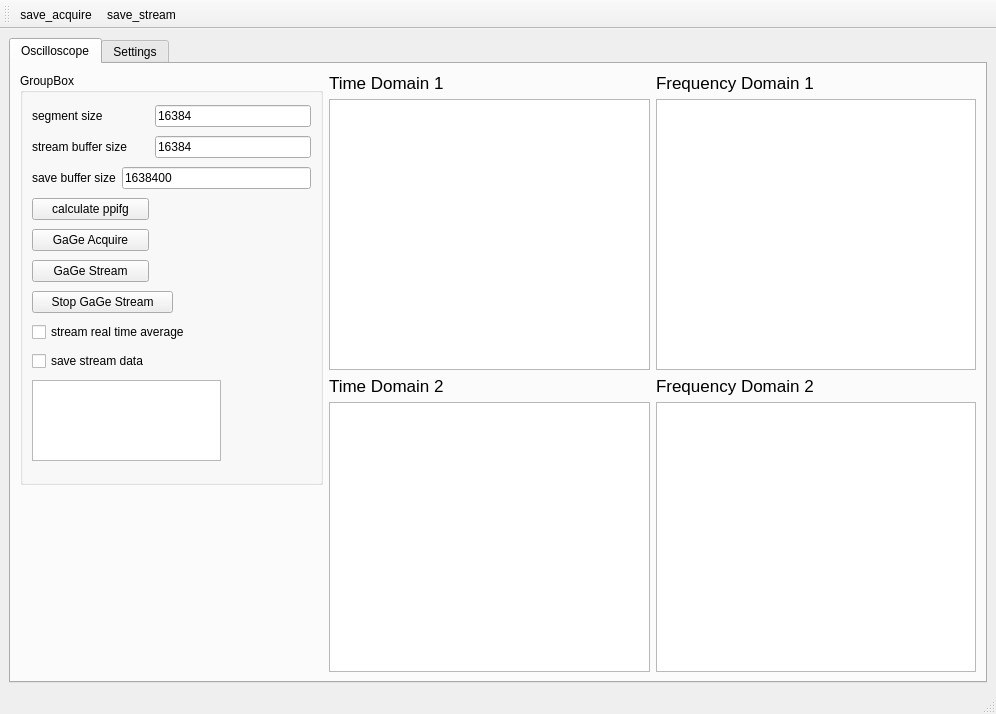
UCBoulder/GaGe_Digitzer_Python, file main_window/form.ui: the form before one commit.
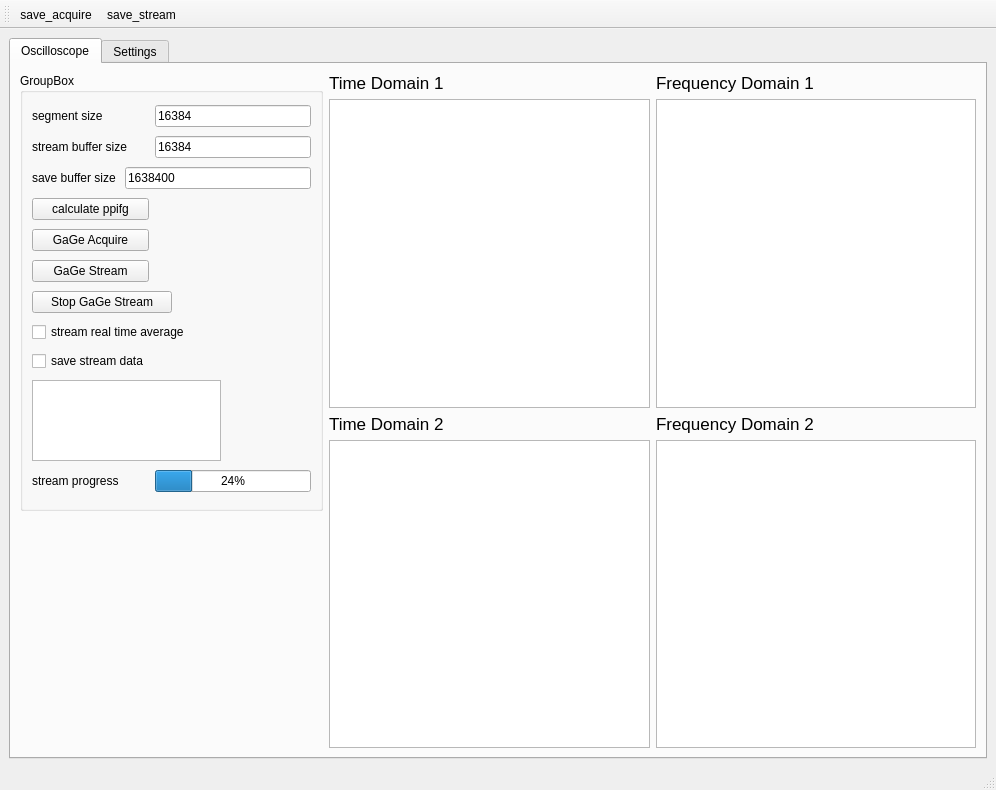
The form after the commit. Icons and pictures are not drawn. Custom widgets are drawn as their Qt base class.

Diff of the .ui file:
```diff
--- a/main_window/form.ui
+++ b/main_window/form.ui
@@ -7,7 +7,7 @@
     <x>0</x>
     <y>0</y>
     <width>996</width>
-    <height>714</height>
+    <height>790</height>
    </rect>
   </property>
   <property name="windowTitle">
@@ -30,13 +30,13 @@
           <property name="minimumSize">
            <size>
             <width>303</width>
-            <height>412</height>
+            <height>438</height>
            </size>
           </property>
           <property name="maximumSize">
            <size>
             <width>303</width>
-            <height>412</height>
+            <height>438</height>
            </size>
           </property>
           <property name="title">
@@ -163,6 +163,20 @@
              </property>
             </widget>
            </item>
+           <item row="10" column="0">
+            <widget class="QLabel" name="label_10">
+             <property name="text">
+              <string>stream progress</string>
+             </property>
+            </widget>
+           </item>
+           <item row="10" column="2" colspan="3">
+            <widget class="QProgressBar" name="pb">
+             <property name="value">
+              <number>24</number>
+             </property>
+            </widget>
+           </item>
           </layout>
          </widget>
         </item>
```
